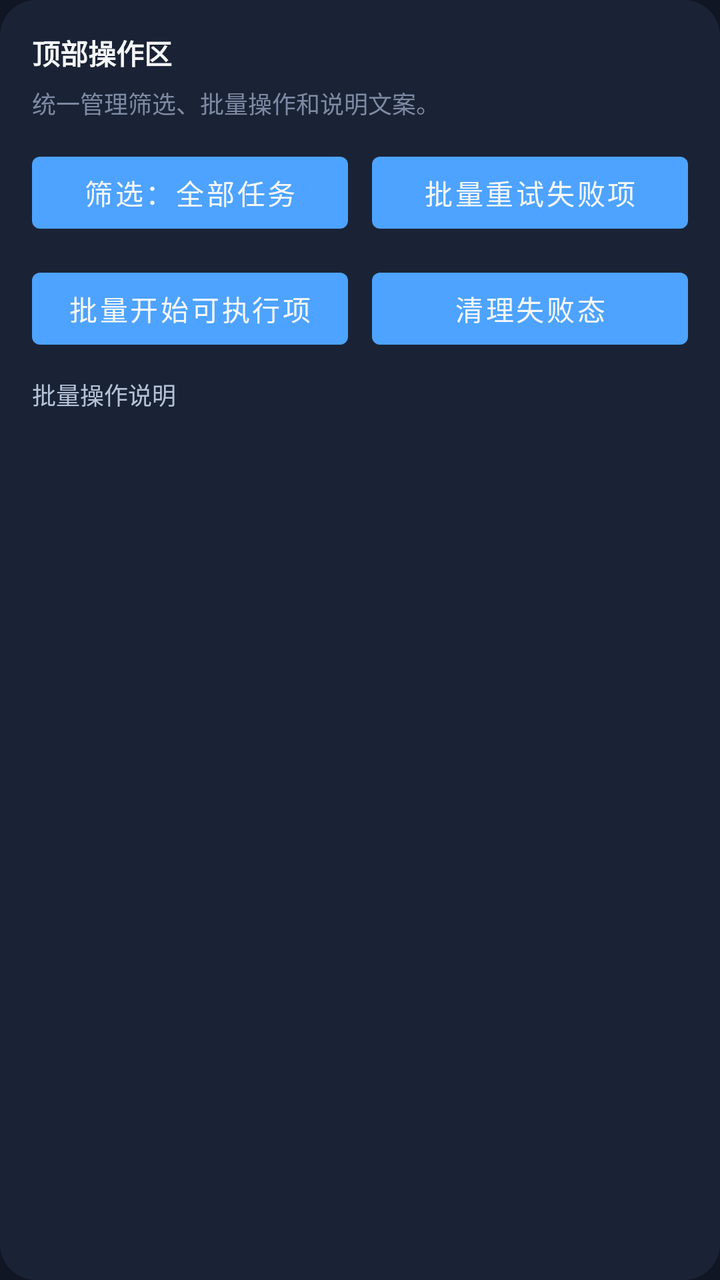
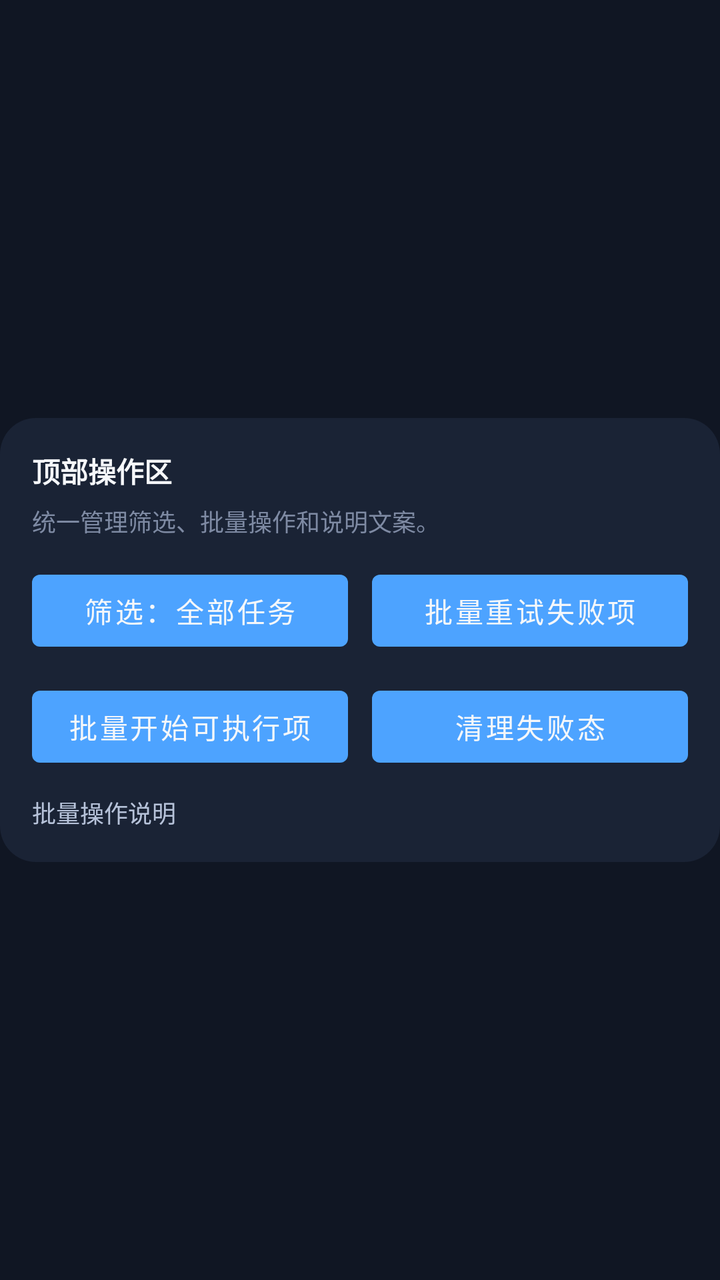

Two renders of the same Android screen: before a commit and after it. Below are the layout's source before the change and the commit's diff.
<!-- AndroidManifest.xml: another module's application theme Theme.CarAppStore -->
<!-- res/layout/view_task_center_actions.xml -->
<?xml version="1.0" encoding="utf-8"?>
<LinearLayout xmlns:android="http://schemas.android.com/apk/res/android"
    android:layout_width="match_parent"
    android:layout_height="wrap_content"
    android:layout_marginTop="14dp"
    android:background="@drawable/bg_panel"
    android:orientation="vertical"
    android:padding="16dp">

    <TextView
        android:id="@+id/tvActionTitle"
        android:layout_width="wrap_content"
        android:layout_height="wrap_content"
        android:text="@string/ui_task_actions_title"
        android:textColor="@color/car_text_primary"
        android:textSize="14sp"
        android:textStyle="bold" />

    <TextView
        android:id="@+id/tvActionHint"
        android:layout_width="match_parent"
        android:layout_height="wrap_content"
        android:layout_marginTop="6dp"
        android:text="@string/ui_task_actions_hint"
        android:textColor="@color/car_text_hint"
        android:textSize="12sp" />

    <LinearLayout
        android:layout_width="match_parent"
        android:layout_height="wrap_content"
        android:layout_marginTop="12dp"
        android:orientation="horizontal">

        <Button
            android:id="@+id/btnActionPrimary"
            android:layout_width="0dp"
            android:layout_height="wrap_content"
            android:layout_marginEnd="6dp"
            android:layout_weight="1"
            android:text="@string/ui_task_filter_all" />

        <Button
            android:id="@+id/btnActionSecondary"
            android:layout_width="0dp"
            android:layout_height="wrap_content"
            android:layout_marginStart="6dp"
            android:layout_weight="1"
            android:text="@string/ui_batch_retry_failed" />
    </LinearLayout>

    <LinearLayout
        android:id="@+id/layoutActionRow2"
        android:layout_width="match_parent"
        android:layout_height="wrap_content"
        android:layout_marginTop="10dp"
        android:orientation="horizontal">

        <Button
            android:id="@+id/btnActionTertiary"
            android:layout_width="0dp"
            android:layout_height="wrap_content"
            android:layout_marginEnd="6dp"
            android:layout_weight="1"
            android:text="@string/ui_batch_start_runnable" />

        <Button
            android:id="@+id/btnActionQuaternary"
            android:layout_width="0dp"
            android:layout_height="wrap_content"
            android:layout_marginStart="6dp"
            android:layout_weight="1"
            android:text="@string/ui_clear_failed_state" />
    </LinearLayout>

    <TextView
        android:id="@+id/tvActionSummary"
        android:layout_width="match_parent"
        android:layout_height="wrap_content"
        android:layout_marginTop="10dp"
        android:text="@string/ui_batch_action_description"
        android:textColor="@color/car_text_secondary"
        android:textSize="12sp" />
</LinearLayout>
<!-- resources referenced by this layout -->
<resources>
  <color name="car_text_hint">#7E8AA3</color>
  <color name="car_text_primary">#F5F7FA</color>
  <color name="car_text_secondary">#B6C2D9</color>
  <!-- drawable bg_panel (drawable) -->
  <shape xmlns:android="http://schemas.android.com/apk/res/android">
      <solid android:color="@color/car_surface" />
      <corners android:radius="18dp" />
  </shape>
  <string name="ui_batch_action_description">批量操作说明</string>
  <string name="ui_batch_retry_failed">批量重试失败项</string>
  <string name="ui_batch_start_runnable">批量开始可执行项</string>
  <string name="ui_clear_failed_state">清理失败态</string>
  <string name="ui_task_actions_hint">统一管理筛选、批量操作和说明文案。</string>
  <string name="ui_task_actions_title">顶部操作区</string>
  <string name="ui_task_filter_all">筛选：全部任务</string>
  <style name="Theme.CarAppStore" parent="Theme.MaterialComponents.DayNight.NoActionBar">
          <item name="colorPrimary">@color/car_primary</item>
          <item name="colorPrimaryVariant">@color/car_primary_dark</item>
          <item name="colorOnPrimary">@color/car_text_primary</item>
          <item name="colorSecondary">@color/car_accent</item>
          <item name="colorSecondaryVariant">@color/teal_700</item>
          <item name="colorOnSecondary">@color/car_bg</item>
          <item name="android:statusBarColor" tools:targetApi="l">@color/car_bg</item>
          <item name="android:navigationBarColor" tools:targetApi="l">@color/car_bg</item>
          <item name="android:windowBackground">@color/car_bg</item>
      </style>
  <color name="car_surface">#1A2335</color>
  <color name="car_primary">#4DA3FF</color>
  <color name="car_primary_dark">#2E7DE0</color>
  <color name="car_accent">#5DE1B9</color>
  <color name="teal_700">#FF018786</color>
  <color name="car_bg">#101623</color>
</resources>

<!-- the commit's change to res/layout/view_task_center_actions.xml (unified diff, before → after) -->
@@ -1,11 +1,20 @@
 <?xml version="1.0" encoding="utf-8"?>
-<LinearLayout xmlns:android="http://schemas.android.com/apk/res/android"
+<androidx.constraintlayout.widget.ConstraintLayout xmlns:android="http://schemas.android.com/apk/res/android"
+    xmlns:app="http://schemas.android.com/apk/res-auto"
     android:layout_width="match_parent"
     android:layout_height="wrap_content"
-    android:layout_marginTop="14dp"
-    android:background="@drawable/bg_panel"
-    android:orientation="vertical"
-    android:padding="16dp">
+    android:layout_marginTop="14dp">
+
+    <LinearLayout
+        android:layout_width="0dp"
+        android:layout_height="wrap_content"
+        android:background="@drawable/bg_panel"
+        android:orientation="vertical"
+        android:padding="16dp"
+        app:layout_constraintBottom_toBottomOf="parent"
+        app:layout_constraintEnd_toEndOf="parent"
+        app:layout_constraintStart_toStartOf="parent"
+        app:layout_constraintTop_toTopOf="parent">
 
     <TextView
         android:id="@+id/tvActionTitle"
@@ -80,4 +89,6 @@
         android:text="@string/ui_batch_action_description"
         android:textColor="@color/car_text_secondary"
         android:textSize="12sp" />
-</LinearLayout>
+    </LinearLayout>
+
+</androidx.constraintlayout.widget.ConstraintLayout>
